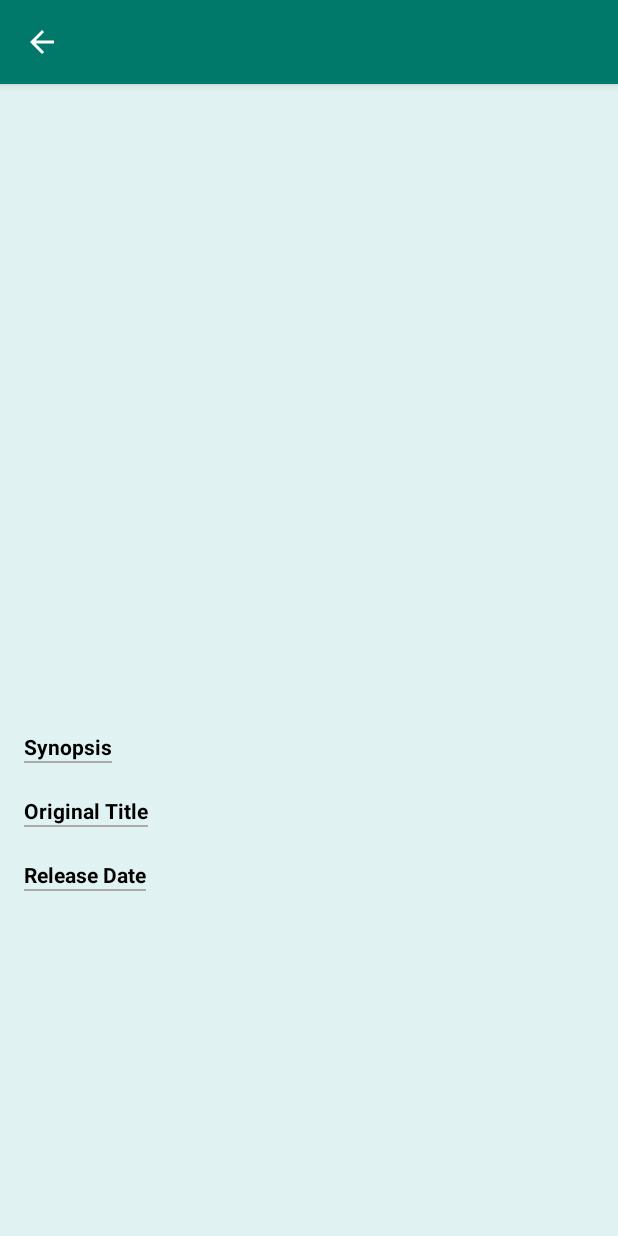
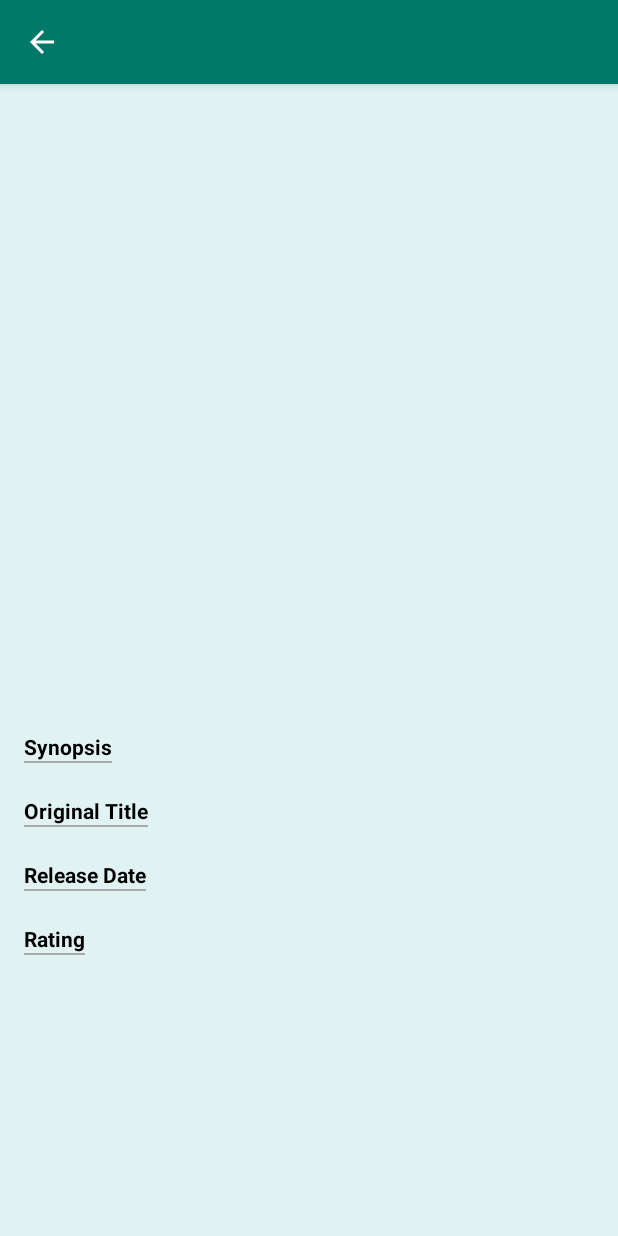
Before and after one commit to PedroValerio/Udacity-Movies1, an Android app: the MovieDetailsActivity screen opened directly, with no data from a screen before it, on a phone screen of 412 x 824 dp. Run offline under Robolectric (Android 15) with nearby library versions, the phone set to English and light mode, and no system bars; our stand-ins replace Picasso; pictures from the network do not load.

Commit message:
Some final polishing to first version of project: implement progress bar, refactoring, showing only movies with minimum 100 votes

```diff
--- a/app/src/main/java/com/example/android/movies/MovieApi/Models/DiscoverResults.java
+++ b/app/src/main/java/com/example/android/movies/MovieApi/Models/DiscoverResults.java
@@ -5,11 +5,10 @@ import com.google.gson.annotations.SerializedName;
 import java.util.List;
 
 /**
- * Created by sv01 on 28-01-2017.
+ * Created by Pedro Valério on 28-01-2017.
  */
 
 public class DiscoverResults {
-    public int page;
     @SerializedName("results")
     public List<Movie> movieList;
 }
--- a/app/src/main/java/com/example/android/movies/MovieApi/Models/ImageApiConfiguration.java
+++ b/app/src/main/java/com/example/android/movies/MovieApi/Models/ImageApiConfiguration.java
@@ -5,7 +5,7 @@ import com.google.gson.annotations.SerializedName;
 import java.util.List;
 
 /**
- * Created by sv01 on 29-01-2017.
+ * Created by Pedro Valério on 29-01-2017.
  */
 
 public class ImageApiConfiguration {
--- a/app/src/main/java/com/example/android/movies/MovieApi/MovieService.java
+++ b/app/src/main/java/com/example/android/movies/MovieApi/MovieService.java
@@ -2,13 +2,9 @@ package com.example.android.movies.MovieApi;
 
 import com.example.android.movies.MovieApi.Models.DiscoverResults;
 import com.example.android.movies.MovieApi.Models.ImageApiConfiguration;
-import com.example.android.movies.MovieApi.Models.Movie;
-
-import java.util.List;
 
 import retrofit2.Call;
 import retrofit2.http.GET;
-import retrofit2.http.Path;
 import retrofit2.http.Query;
 
 /**
@@ -20,7 +16,7 @@ public interface MovieService {
     @GET("configuration")
     Call<ImageApiConfiguration> getConfiguration(@Query("api_key") String apiKey);
 
-    @GET("discover/movie?include_adult=false&include_video=false")
+    @GET("discover/movie?include_adult=false&include_video=false&vote_count.gte=100")
     Call<DiscoverResults> discoverMovies(@Query("api_key") String apiKey,
                                          @Query("language") String lang,
                                          @Query("sort_by") String sortCriteria,
--- a/app/src/main/java/com/example/android/movies/MovieDetailsActivity.java
+++ b/app/src/main/java/com/example/android/movies/MovieDetailsActivity.java
@@ -9,6 +9,7 @@ import java.util.Locale;
 import android.support.v7.app.ActionBar;
 import android.support.v7.app.AppCompatActivity;
 import android.os.Bundle;
+import android.view.View;
 import android.widget.ImageView;
 import android.widget.TextView;
 
@@ -22,8 +23,8 @@ public class MovieDetailsActivity extends AppCompatActivity {
     private TextView mOriginalTitleTv;
     private TextView mSynopsisTv;
     private TextView mReleaseDateTv;
-
     private TextView mTitleTv;
+    private TextView mRatingTv;
 
     private ImageView mImageViewMoviePoster;
 
@@ -31,19 +32,43 @@ public class MovieDetailsActivity extends AppCompatActivity {
     protected void onCreate(Bundle savedInstanceState) {
         super.onCreate(savedInstanceState);
         setContentView(R.layout.activity_movie_details);
-        getSupportActionBar().setDisplayOptions(ActionBar.DISPLAY_SHOW_CUSTOM);
-        getSupportActionBar().setCustomView(R.layout.custom_action_bar);
-        getSupportActionBar().setDisplayHomeAsUpEnabled(true);
+        setUpActionBar();
 
         mOriginalTitleTv = (TextView) findViewById(R.id.tv_original_title);
         mSynopsisTv = (TextView) findViewById(R.id.tv_synopsis);
         mImageViewMoviePoster = (ImageView) findViewById(R.id.iv_movie_poster);
         mReleaseDateTv = (TextView) findViewById(R.id.tv_release_date);
         mTitleTv = (TextView) findViewById(R.id.action_bar_title_left);
+        mRatingTv = (TextView) findViewById(R.id.tv_rating);
 
-        if(getIntent().hasExtra("movieObj")) {
         Movie movieObject = (Movie) getIntent().getSerializableExtra("movieObj");
-            if(movieObject != null) {
+        displayMovieInformation(movieObject);
+    }
+
+    private void displayMovieInformation(Movie movieObject) {
+        if (movieObject != null) {
+            setTitleFromMovie(movieObject);
+            mOriginalTitleTv.setText(movieObject.getOriginalTitle());
+            mSynopsisTv.setText(movieObject.getSynopsis());
+            initRatingsSection(movieObject);
+            initReleaseDateSection(movieObject);
+            loadMoviePoster(movieObject);
+        }
+    }
+
+    private void loadMoviePoster(Movie movieObject) {
+        if (movieObject.getPosterPath() != null) {
+            if (Config.getPosterSizes().contains("w500")) {
+                String imagePath = Config.getImagesBaseUrl() + "w500" + movieObject.getPosterPath();
+                Picasso.with(this).load(imagePath).resize(500, 750).centerCrop().into(mImageViewMoviePoster);
+            }
+        } else {
+            // Since no path was received for movie poster, hide poster image view
+            mImageViewMoviePoster.setVisibility(View.GONE);
+        }
+    }
+
+    private void setTitleFromMovie(Movie movieObject) {
         String titleString;
         try {
             // Sometimes API will return empty strings for the release date
@@ -51,33 +76,36 @@ public class MovieDetailsActivity extends AppCompatActivity {
             Date date = simpleDateFormat.parse(movieObject.getReleaseDate());
             String releaseYear = new SimpleDateFormat("yyyy").format(date);
             titleString = String.format("%s (%s)", movieObject.getTitle(), releaseYear);
-                }
-                catch (ParseException e){
+        } catch (ParseException e) {
             titleString = String.format("%s", movieObject.getTitle());
         }
 
         mTitleTv.setText(titleString);
-                mOriginalTitleTv.setText(movieObject.getOriginalTitle());
-                mSynopsisTv.setText(movieObject.getSynopsis());
+    }
 
+    private void initReleaseDateSection(Movie movieObject) {
         String releaseDateString;
         try {
             SimpleDateFormat simpleDateFormat = new SimpleDateFormat("yyyy-MM-dd");
             Date date = simpleDateFormat.parse(movieObject.getReleaseDate());
             releaseDateString = DateFormat.getDateInstance(DateFormat.MEDIUM, Locale.getDefault()).format(date);
-                }
-                catch (Exception e){
+        } catch (Exception e) {
             releaseDateString = "Release date not available.";
         }
         mReleaseDateTv.setText(releaseDateString);
-                if (movieObject.getPosterPath() != null) {
-                    if(Config.getPosterSizes().contains("w500")) {
-                        String imagePath = Config.getImagesBaseUrl() + "w500" + movieObject.getPosterPath();
-                        Picasso.with(this).load(imagePath).resize(500, 750).centerCrop().into(mImageViewMoviePoster);
+    }
+
+    private void initRatingsSection(Movie movieObject) {
+        String ratingsText = String.format("%s/10 (%s %s)",
+                movieObject.getAverageRating(),
+                movieObject.getVoteCount(),
+                getString(R.string.votes_string));
+        mRatingTv.setText(ratingsText);
+    }
+
+    private void setUpActionBar() {
+        getSupportActionBar().setDisplayOptions(ActionBar.DISPLAY_SHOW_CUSTOM);
+        getSupportActionBar().setCustomView(R.layout.custom_action_bar);
+        getSupportActionBar().setDisplayHomeAsUpEnabled(true);
     }
 }
-            }
-        }
-
-    }
-}
--- a/app/src/main/res/layout/activity_movie_details.xml
+++ b/app/src/main/res/layout/activity_movie_details.xml
@@ -88,6 +88,28 @@
 
             <!-- End of release date section -->
 
+            <!-- Rating section -->
+            <TextView
+                android:id="@+id/tv_rating_section"
+                android:layout_width="wrap_content"
+                android:layout_height="wrap_content"
+                android:layout_below="@+id/tv_release_date"
+                android:text="@string/string_rating"
+                style="@style/section_header_style"/>
+
+            <TextView
+                android:layout_below="@+id/tv_rating_section"
+                android:layout_alignLeft="@+id/tv_rating_section"
+                android:layout_alignRight="@+id/tv_rating_section"
+                style="@style/section_separator" />
+
+            <TextView
+                android:id="@+id/tv_rating"
+                android:layout_width="match_parent"
+                android:layout_height="wrap_content"
+                android:layout_below="@+id/tv_rating_section"
+                style="@style/section_text_style"/>
+            <!-- end of Rating section -->
         </RelativeLayout>
     </LinearLayout>
 </ScrollView>
--- a/app/src/main/res/values/integers.xml
+++ /dev/null
@@ -1,4 +0,0 @@
-<?xml version="1.0" encoding="utf-8"?>
-<resources>
-    <integer name="columns_per_row">3</integer>
-</resources>
--- a/app/src/main/res/values/strings.xml
+++ b/app/src/main/res/values/strings.xml
@@ -1,9 +1,11 @@
 <resources>
     <string name="app_name">Movies</string>
-    <string name="string_refresh">Refresh</string>
+    <string name="error_message">An error occurred while retrieving information. Please try again later.</string>
     <string name="original_movie_title_string">Original Title</string>
     <string name="synopsis_string">Synopsis</string>
     <string name="string_release_date">Release Date</string>
     <string name="sort_by_popularity">Most Popular</string>
     <string name="sort_by_rating">Top Rated</string>
+    <string name="string_rating">Rating</string>
+    <string name="votes_string">votes</string>
 </resources>
```
Also changed, not shown: app/src/main/java/com/example/android/movies/MainActivity.java (+171 -112 lines), app/src/main/java/com/example/android/movies/MovieApi/Config.java (+5 -9 lines), app/src/main/java/com/example/android/movies/MovieApi/Models/Movie.java (+6 -8 lines), app/src/main/java/com/example/android/movies/MovieApi/Utils.java (deleted, +0 -8 lines), app/src/main/java/com/example/android/movies/MovieGridAdapter.java (+6 -5 lines), app/src/main/res/layout/activity_main.xml (+7 -0 lines), app/src/main/ic_no_image_found-web.png (added), app/src/main/res/drawable/no_image_available.png (added). Lines whose indentation alone changed are shown as unchanged.
